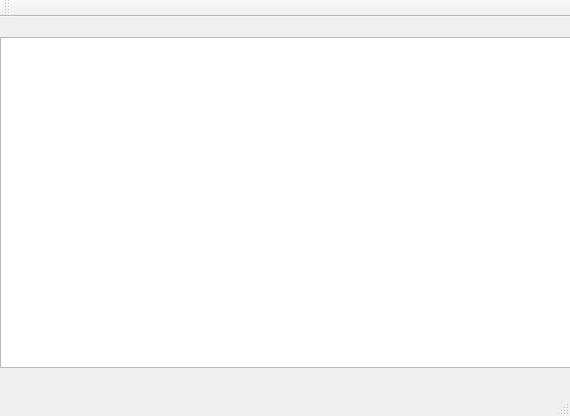
Old version of the form Videojuego/mainwindow.ui in the repository Pablo9925/Proyecto_Final_Info.
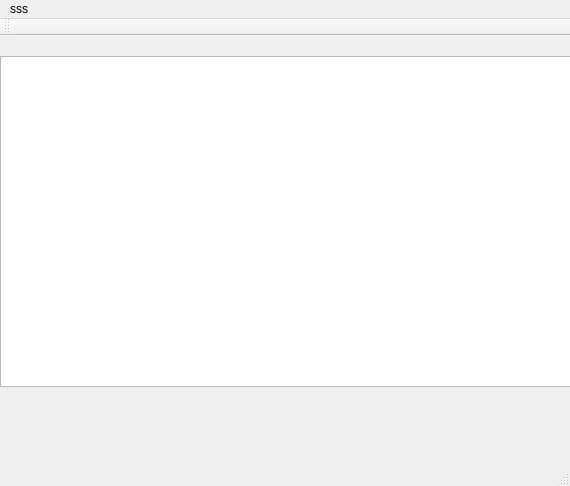
New version of the form.

Patch:
```diff
--- a/Videojuego/mainwindow.ui
+++ b/Videojuego/mainwindow.ui
@@ -7,7 +7,7 @@
     <x>0</x>
     <y>0</y>
     <width>570</width>
-    <height>416</height>
+    <height>486</height>
    </rect>
   </property>
   <property name="windowTitle">
@@ -31,9 +31,15 @@
      <x>0</x>
      <y>0</y>
      <width>570</width>
-     <height>26</height>
+     <height>22</height>
     </rect>
    </property>
+   <widget class="QMenu" name="menusss">
+    <property name="title">
+     <string>sss</string>
+    </property>
+   </widget>
+   <addaction name="menusss"/>
   </widget>
   <widget class="QToolBar" name="mainToolBar">
    <attribute name="toolBarArea">
```
